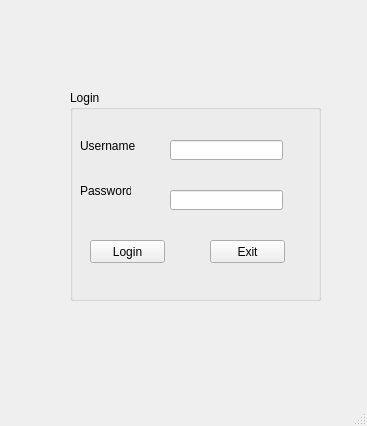
Before: the Qt Designer form loginwindow.ui in AlexxNino/CS3321_Team_Project, drawn with Qt 5.
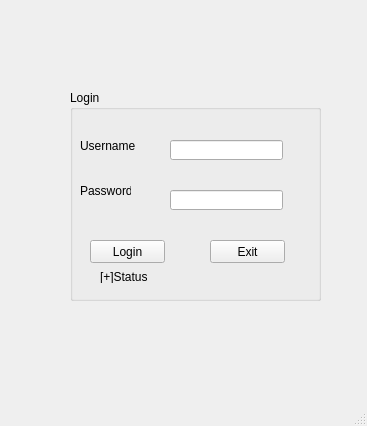
After: the same form once the commit is applied.

```diff
--- a/loginwindow.ui
+++ b/loginwindow.ui
@@ -98,6 +98,19 @@
       </rect>
      </property>
     </widget>
+    <widget class="QLabel" name="label_Status">
+     <property name="geometry">
+      <rect>
+       <x>30</x>
+       <y>180</y>
+       <width>47</width>
+       <height>13</height>
+      </rect>
+     </property>
+     <property name="text">
+      <string>[+]Status</string>
+     </property>
+    </widget>
    </widget>
   </widget>
   <widget class="QMenuBar" name="menubar">
```
